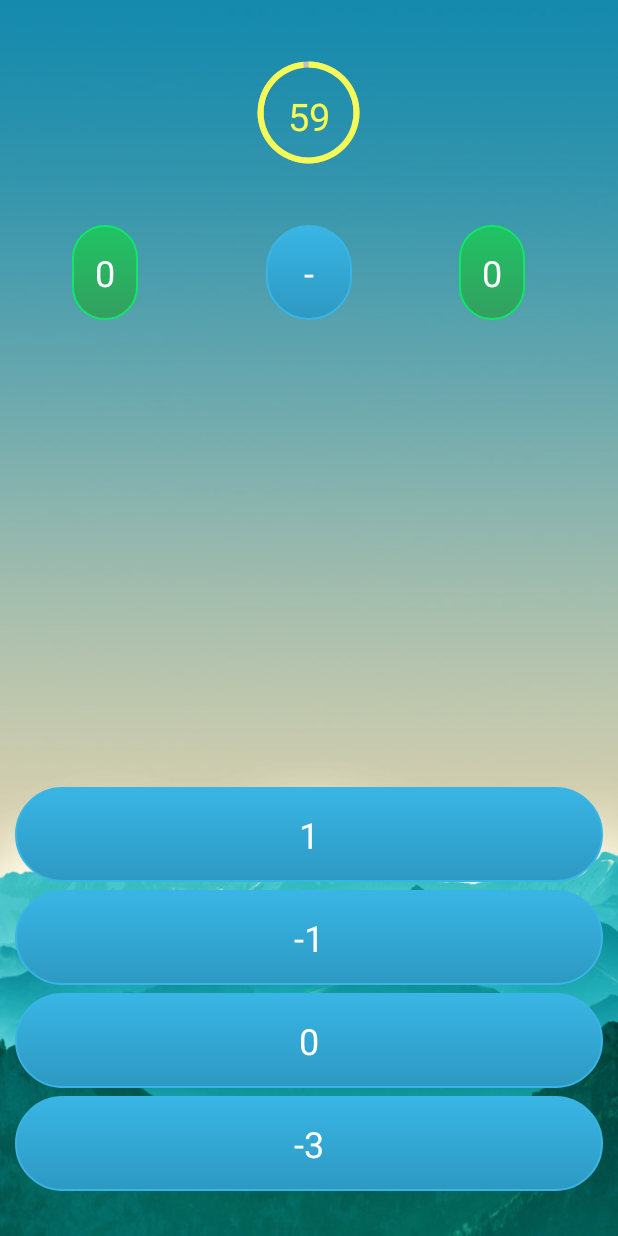
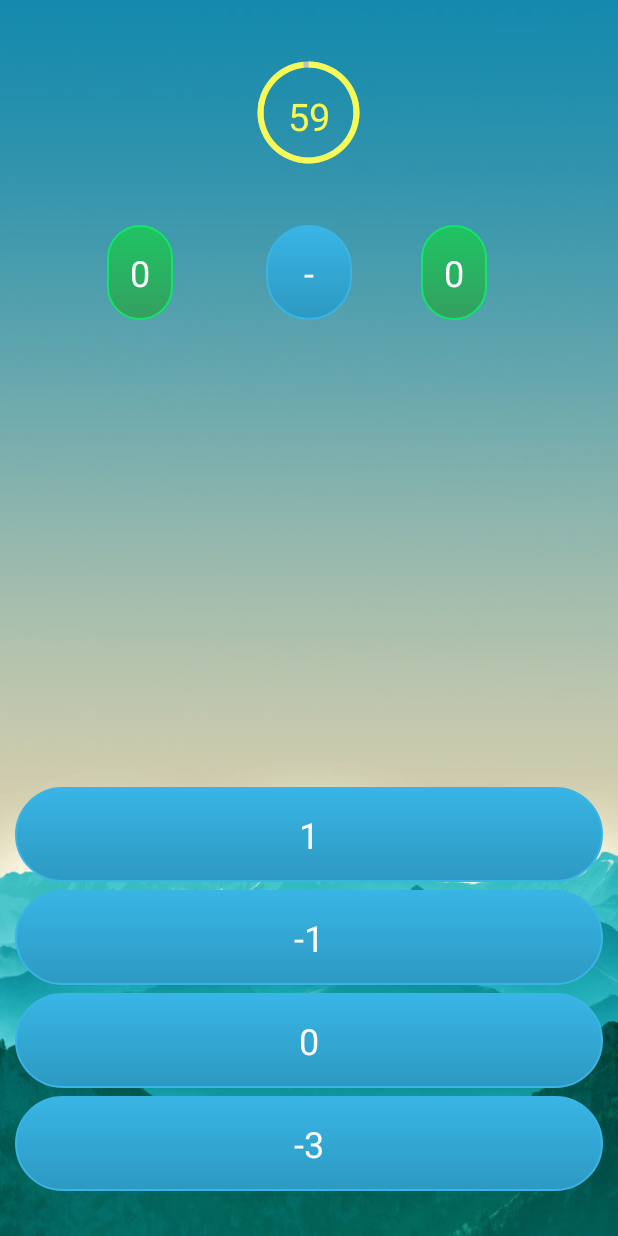
Before and after one commit to yubarajkalathoki/easy-quizy-android, an Android app: the ActiveGame screen opened directly, with no data from a screen before it, on a phone screen of 412 x 824 dp. Run offline under Robolectric (Android 15) with nearby library versions, the phone set to English and light mode, and no system bars.

Commit message:
Divide Bug fixed and other changes
1. handled range input even if it is empty
2. Added Apk File
3. Game crash when operator is divide Fixed

Not fixed
1. multipe touch at the button at the same time

```diff
--- a/app/src/main/java/com/example/deepbhai/easyquiz/ActiveGame.java
+++ b/app/src/main/java/com/example/deepbhai/easyquiz/ActiveGame.java
@@ -55,7 +55,7 @@ public class ActiveGame extends AppCompatActivity {
 
     public int randomOperator(){
         int maxx;
-        if(max<=3){
+        if((min!=1 && min*2>max) || max<=3 || max>999){
             maxx = 3;
         }else{
             maxx = 4;
--- a/app/src/main/res/layout/activity_active_game.xml
+++ b/app/src/main/res/layout/activity_active_game.xml
@@ -68,9 +68,9 @@
         android:textAlignment="center"
         android:textColor="#ffffff"
         android:textSize="24sp"
-        android:layout_marginStart="48dp"
         android:layout_below="@+id/progressBarCircle"
-        android:layout_alignParentStart="true" />
+        android:layout_toStartOf="@+id/progressBarCircle"
+        android:layout_marginEnd="15dp" />
 
     <TextView
         android:text="0"
@@ -85,7 +85,6 @@
         android:textAlignment="center"
         android:textColor="#ffffff"
         android:textSize="24sp"
-        android:layout_marginStart="25dp"
         android:layout_below="@+id/progressBarCircle"
         android:layout_toEndOf="@+id/progressBarCircle" />
 
```
Also changed, not shown: app/src/main/java/com/example/deepbhai/easyquiz/SelectRange.java (+17 -6 lines), 19 other files.
